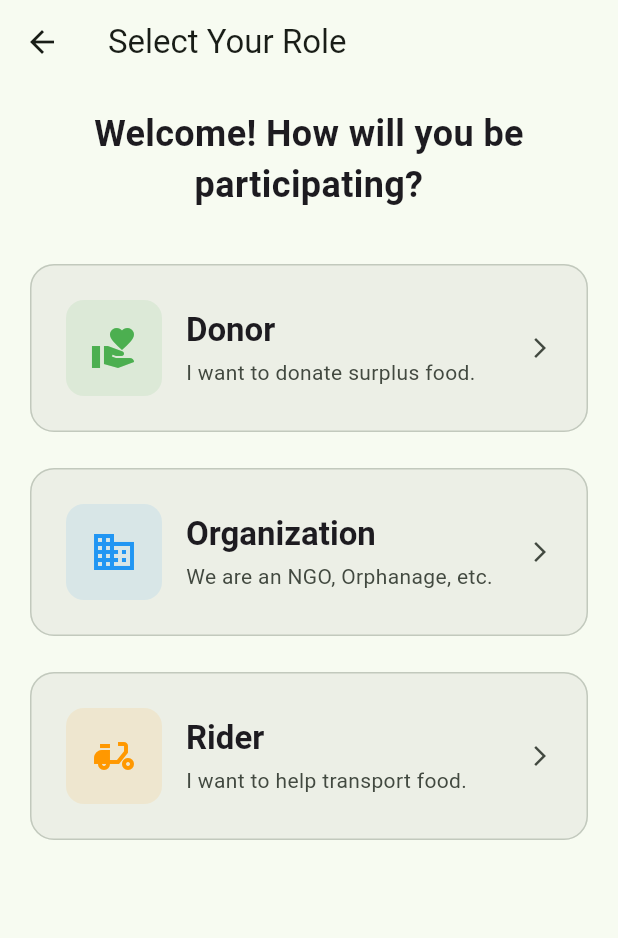
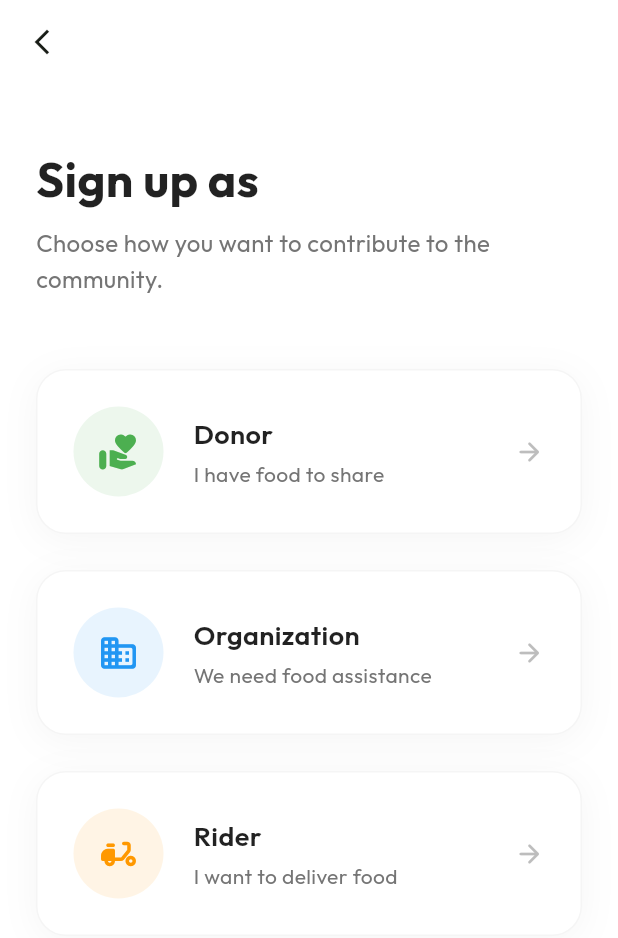
Before and after one commit to itcodehery/TeamPulse-CodeSprint26, a Flutter app: the screen it shows after launch, after a tap on "Sign Up", on a phone screen of 412 x 824 dp. Shown: the top 938 px of the screen. Run offline on Flutter 3.47's test engine with Material 3 defaults, Android fonts, the phone set to English and light mode, and no system bars; our stand-ins replace flutter_dotenv, flutter_map, flutter_riverpod, geolocator, go_router, google_fonts and 2 more; accounts and stored records are empty.

Commit message:
feat: redesign login screen UI with HappyMeal branding and modern input field styling.

```diff
--- a/hunger_n_waste/lib/features/auth/presentation/screens/login_screen.dart
+++ b/hunger_n_waste/lib/features/auth/presentation/screens/login_screen.dart
@@ -69,48 +69,83 @@ class _LoginScreenState extends ConsumerState<LoginScreen> {
   @override
   Widget build(BuildContext context) {
     return Scaffold(
+      backgroundColor: Colors.white,
       body: SafeArea(
-        child: Padding(
-          padding: const EdgeInsets.all(24.0),
+        child: Center(
+          child: SingleChildScrollView(
+            padding: const EdgeInsets.symmetric(horizontal: 24.0),
             child: Column(
               mainAxisAlignment: MainAxisAlignment.center,
               crossAxisAlignment: CrossAxisAlignment.stretch,
               children: [
-              const Spacer(),
                 // App Logo or Title
-              Icon(
+                Hero(
+                  tag: 'app_logo',
+                  child: Container(
+                    padding: const EdgeInsets.all(16),
+                    decoration: BoxDecoration(
+                      shape: BoxShape.circle,
+                      color: Theme.of(
+                        context,
+                      ).colorScheme.primaryContainer.withOpacity(0.3),
+                    ),
+                    child: Icon(
                       Icons.volunteer_activism_rounded,
-                size: 80,
+                      size: 64,
                       color: Theme.of(context).colorScheme.primary,
+                    ),
+                  ),
                 ),
                 const SizedBox(height: 24),
                 Text(
-                'Hunger n Waste',
+                  'HappyMeal',
                   textAlign: TextAlign.center,
-                style: Theme.of(context).textTheme.headlineLarge?.copyWith(
+                  style: Theme.of(context).textTheme.headlineMedium?.copyWith(
                     fontWeight: FontWeight.bold,
-                  color: Theme.of(context).colorScheme.onSurface,
+                    color: Colors.black87,
                   ),
                 ),
                 const SizedBox(height: 8),
                 Text(
                   'Connect. Donate. Reduce Waste.',
                   textAlign: TextAlign.center,
-                style: Theme.of(context).textTheme.bodyLarge?.copyWith(
-                  color: Theme.of(context).colorScheme.onSurfaceVariant,
-                ),
+                  style: Theme.of(
+                    context,
+                  ).textTheme.bodyMedium?.copyWith(color: Colors.grey[600]),
                 ),
                 const SizedBox(height: 48),
 
                 // Email Field
                 TextField(
                   controller: _emailController,
-                decoration: const InputDecoration(
+                  decoration: InputDecoration(
                     labelText: 'Email',
-                  border: OutlineInputBorder(),
-                  prefixIcon: Icon(Icons.email_outlined),
+                    hintText: 'Enter your email',
+                    prefixIcon: const Icon(Icons.email_outlined),
+                    border: OutlineInputBorder(
+                      borderRadius: BorderRadius.circular(12),
+                      borderSide: BorderSide.none,
+                    ),
+                    enabledBorder: OutlineInputBorder(
+                      borderRadius: BorderRadius.circular(12),
+                      borderSide: BorderSide.none,
+                    ),
+                    focusedBorder: OutlineInputBorder(
+                      borderRadius: BorderRadius.circular(12),
+                      borderSide: const BorderSide(
+                        color: Colors.green,
+                        width: 2,
+                      ),
+                    ),
+                    filled: true,
+                    fillColor: Colors.grey[100],
+                    contentPadding: const EdgeInsets.symmetric(
+                      vertical: 16,
+                      horizontal: 16,
+                    ),
                   ),
                   keyboardType: TextInputType.emailAddress,
+                  textInputAction: TextInputAction.next,
                 ),
                 const SizedBox(height: 16),
 
@@ -118,11 +153,34 @@ class _LoginScreenState extends ConsumerState<LoginScreen> {
                 TextField(
                   controller: _passwordController,
                   obscureText: true,
-                decoration: const InputDecoration(
+                  decoration: InputDecoration(
                     labelText: 'Password',
-                  border: OutlineInputBorder(),
-                  prefixIcon: Icon(Icons.lock_outline),
+                    hintText: 'Enter your password',
+                    prefixIcon: const Icon(Icons.lock_outline),
+                    border: OutlineInputBorder(
+                      borderRadius: BorderRadius.circular(12),
+                      borderSide: BorderSide.none,
                     ),
+                    enabledBorder: OutlineInputBorder(
+                      borderRadius: BorderRadius.circular(12),
+                      borderSide: BorderSide.none,
+                    ),
+                    focusedBorder: OutlineInputBorder(
+                      borderRadius: BorderRadius.circular(12),
+                      borderSide: const BorderSide(
+                        color: Colors.green,
+                        width: 2,
+                      ),
+                    ),
+                    filled: true,
+                    fillColor: Colors.grey[100],
+                    contentPadding: const EdgeInsets.symmetric(
+                      vertical: 16,
+                      horizontal: 16,
+                    ),
+                  ),
+                  textInputAction: TextInputAction.done,
+                  onSubmitted: (_) => _login(),
                 ),
                 const SizedBox(height: 8),
 
@@ -133,40 +191,59 @@ class _LoginScreenState extends ConsumerState<LoginScreen> {
                     onPressed: () {
                       // TODO: Implement forgot password
                     },
+                    style: TextButton.styleFrom(
+                      foregroundColor: Colors.grey[600],
+                    ),
                     child: const Text('Forgot Password?'),
                   ),
                 ),
-              const SizedBox(height: 24),
+                const SizedBox(height: 32),
 
                 // Login Button
                 FilledButton(
                   onPressed: _isLoading ? null : _login,
                   style: FilledButton.styleFrom(
                     padding: const EdgeInsets.symmetric(vertical: 16),
+                    shape: RoundedRectangleBorder(
+                      borderRadius: BorderRadius.circular(12),
+                    ),
+                    elevation: 0,
                   ),
                   child: _isLoading
                       ? const SizedBox(
-                        height: 20,
-                        width: 20,
+                          height: 24,
+                          width: 24,
                           child: CircularProgressIndicator(
-                          strokeWidth: 2,
+                            strokeWidth: 2.5,
                             color: Colors.white,
                           ),
                         )
-                    : const Text('Login'),
+                      : const Text(
+                          'Login',
+                          style: TextStyle(
+                            fontSize: 16,
+                            fontWeight: FontWeight.bold,
                           ),
-              const Spacer(),
+                        ),
+                ),
+                const SizedBox(height: 24),
 
                 // Sign Up Link
                 Row(
                   mainAxisAlignment: MainAxisAlignment.center,
                   children: [
-                  const Text("Don't have an account?"),
+                    Text(
+                      "Don't have an account?",
+                      style: TextStyle(color: Colors.grey[600]),
+                    ),
                     TextButton(
                       onPressed: () {
                         context.push('/auth/select-type');
                       },
-                    child: const Text('Sign Up'),
+                      child: const Text(
+                        'Sign Up',
+                        style: TextStyle(fontWeight: FontWeight.bold),
+                      ),
                     ),
                   ],
                 ),
@@ -174,6 +251,7 @@ class _LoginScreenState extends ConsumerState<LoginScreen> {
             ),
           ),
         ),
+      ),
     );
   }
 }
--- a/hunger_n_waste/lib/features/auth/presentation/screens/user_type_selection_screen.dart
+++ b/hunger_n_waste/lib/features/auth/presentation/screens/user_type_selection_screen.dart
@@ -1,6 +1,7 @@
 import 'package:flutter/material.dart';
 import 'package:flutter_riverpod/flutter_riverpod.dart';
 import 'package:go_router/go_router.dart';
+import 'package:google_fonts/google_fonts.dart';
 
 class UserTypeSelectionScreen extends ConsumerWidget {
   const UserTypeSelectionScreen({super.key});
@@ -8,50 +9,68 @@ class UserTypeSelectionScreen extends ConsumerWidget {
   @override
   Widget build(BuildContext context, WidgetRef ref) {
     return Scaffold(
-      appBar: AppBar(title: const Text('Select Your Role')),
-      body: Padding(
-        padding: const EdgeInsets.all(16.0),
+      backgroundColor: Colors.white,
+      appBar: AppBar(
+        forceMaterialTransparency: true,
+        backgroundColor: Colors.transparent,
+        leading: IconButton(
+          icon: const Icon(Icons.arrow_back_ios_new, size: 20),
+          onPressed: () => context.pop(),
+        ),
+      ),
+      body: SafeArea(
+        child: SingleChildScrollView(
+          padding: const EdgeInsets.symmetric(horizontal: 24.0, vertical: 16),
           child: Column(
-          crossAxisAlignment: CrossAxisAlignment.stretch,
-          mainAxisAlignment: MainAxisAlignment.center,
+            crossAxisAlignment: CrossAxisAlignment.start,
             children: [
-            const Text(
-              'Welcome! How will you be participating?',
-              style: TextStyle(fontSize: 24, fontWeight: FontWeight.bold),
-              textAlign: TextAlign.center,
+              const SizedBox(height: 24),
+              Text(
+                'Sign up as',
+                style: GoogleFonts.outfit(
+                  fontSize: 32,
+                  fontWeight: FontWeight.bold,
+                  color: Colors.black87,
                 ),
-            const SizedBox(height: 32),
-            // Using ListView for scrolling on smaller screens
-            Expanded(
-              child: ListView(
-                children: [
+              ),
+              const SizedBox(height: 8),
+              Text(
+                'Choose how you want to contribute to the community.',
+                style: GoogleFonts.outfit(
+                  fontSize: 16,
+                  color: Colors.grey[600],
+                  height: 1.5,
+                ),
+              ),
+              const SizedBox(height: 48),
+
               _RoleCard(
                 title: 'Donor',
-                    description: 'I want to donate surplus food.',
-                    icon: Icons.volunteer_activism,
-                    color: Colors.green,
+                subtitle: 'I have food to share',
+                icon: Icons.volunteer_activism_rounded,
+                color: const Color(0xFF4CAF50), // Fresh Green
                 onTap: () => context.push('/auth/register/donor'),
               ),
-                  const SizedBox(height: 16),
+              const SizedBox(height: 24),
+
               _RoleCard(
                 title: 'Organization',
-                    description: 'We are an NGO, Orphanage, etc.',
-                    icon: Icons.business,
-                    color: Colors.blue,
+                subtitle: 'We need food assistance',
+                icon: Icons.business_rounded,
+                color: const Color(0xFF2196F3), // Trust Blue
                 onTap: () => context.push('/auth/register/organization'),
               ),
-                  const SizedBox(height: 16),
+              const SizedBox(height: 24),
+
               _RoleCard(
                 title: 'Rider',
-                    description: 'I want to help transport food.',
-                    icon: Icons.delivery_dining,
-                    color: Colors.orange,
+                subtitle: 'I want to deliver food',
+                icon: Icons.delivery_dining_rounded,
+                color: const Color(0xFFFF9800), // Action Orange
                 onTap: () => context.push('/auth/register/rider'),
               ),
             ],
           ),
-            ),
-          ],
         ),
       ),
     );
@@ -60,14 +79,14 @@ class UserTypeSelectionScreen extends ConsumerWidget {
 
 class _RoleCard extends StatelessWidget {
   final String title;
-  final String description;
+  final String subtitle;
   final IconData icon;
   final Color color;
   final VoidCallback onTap;
 
   const _RoleCard({
     required this.title,
-    required this.description,
+    required this.subtitle,
     required this.icon,
     required this.color,
     required this.onTap,
@@ -75,18 +94,26 @@ class _RoleCard extends StatelessWidget {
 
   @override
   Widget build(BuildContext context) {
-    final colorScheme = Theme.of(context).colorScheme;
-
-    return Card(
-      elevation: 0,
-      color: colorScheme.surfaceContainer,
-      shape: RoundedRectangleBorder(
-        borderRadius: BorderRadius.circular(16),
-        side: BorderSide(color: colorScheme.outlineVariant),
+    return Container(
+      decoration: BoxDecoration(
+        color: Colors.white,
+        borderRadius: BorderRadius.circular(20),
+        boxShadow: [
+          BoxShadow(
+            color: Colors.black.withOpacity(0.04),
+            blurRadius: 20,
+            offset: const Offset(0, 4),
           ),
+        ],
+        border: Border.all(color: Colors.grey[100]!),
+      ),
+      child: Material(
+        color: Colors.transparent,
         child: InkWell(
           onTap: onTap,
-        borderRadius: BorderRadius.circular(16),
+          borderRadius: BorderRadius.circular(20),
+          highlightColor: color.withOpacity(0.05),
+          splashColor: color.withOpacity(0.1),
           child: Padding(
             padding: const EdgeInsets.all(24.0),
             child: Row(
@@ -94,38 +121,42 @@ class _RoleCard extends StatelessWidget {
                 Container(
                   padding: const EdgeInsets.all(16),
                   decoration: BoxDecoration(
-                  color: color.withValues(alpha: 0.1),
-                  borderRadius: BorderRadius.circular(12),
+                    color: color.withOpacity(0.1),
+                    shape: BoxShape.circle,
                   ),
-                child: Icon(icon, color: color, size: 32),
+                  child: Icon(icon, color: color, size: 28),
                 ),
-              const SizedBox(width: 16),
+                const SizedBox(width: 20),
                 Expanded(
                   child: Column(
                     crossAxisAlignment: CrossAxisAlignment.start,
                     children: [
                       Text(
                         title,
-                      style: Theme.of(context).textTheme.titleLarge?.copyWith(
-                        fontWeight: FontWeight.bold,
+                        style: GoogleFonts.outfit(
+                          fontSize: 18,
+                          fontWeight: FontWeight.w600,
+                          color: Colors.black87,
                         ),
                       ),
                       const SizedBox(height: 4),
                       Text(
-                      description,
-                      style: Theme.of(context).textTheme.bodyMedium?.copyWith(
-                        color: colorScheme.onSurfaceVariant,
+                        subtitle,
+                        style: GoogleFonts.outfit(
+                          fontSize: 14,
+                          color: Colors.grey[600],
                         ),
                       ),
                     ],
                   ),
                 ),
                 Icon(
-                Icons.arrow_forward_ios,
-                size: 16,
-                color: colorScheme.onSurfaceVariant,
+                  Icons.arrow_forward_rounded,
+                  color: Colors.grey[400],
+                  size: 20,
                 ),
               ],
+            ),
           ),
         ),
       ),
```
Lines whose indentation alone changed are shown as unchanged.
